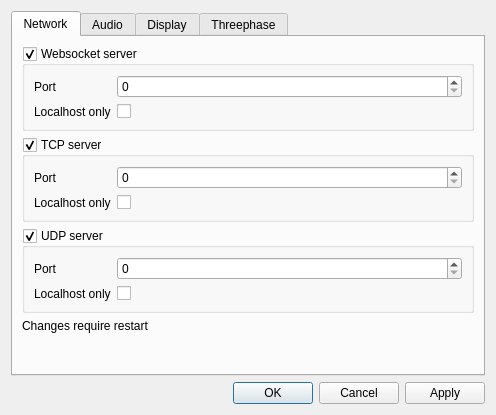
diglet48/restim, file designer/preferencesdialog.ui: the form before one commit.
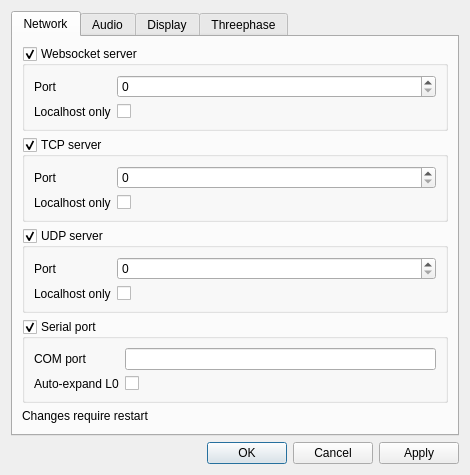
The form after the commit.

Commit message: Add serial tcode input

What changed in the file:
```diff
--- a/designer/preferencesdialog.ui
+++ b/designer/preferencesdialog.ui
@@ -6,8 +6,8 @@
    <rect>
     <x>0</x>
     <y>0</y>
-    <width>496</width>
-    <height>387</height>
+    <width>466</width>
+    <height>429</height>
    </rect>
   </property>
   <property name="windowTitle">
@@ -153,6 +153,42 @@
          </layout>
         </widget>
        </item>
+       <item>
+        <widget class="QGroupBox" name="gb_serial">
+         <property name="title">
+          <string>Serial port</string>
+         </property>
+         <property name="checkable">
+          <bool>true</bool>
+         </property>
+         <layout class="QFormLayout" name="formLayout_6">
+          <item row="0" column="0">
+           <widget class="QLabel" name="label_23">
+            <property name="text">
+             <string>COM port</string>
+            </property>
+           </widget>
+          </item>
+          <item row="1" column="0">
+           <widget class="QLabel" name="label_24">
+            <property name="text">
+             <string>Auto-expand L0</string>
+            </property>
+           </widget>
+          </item>
+          <item row="1" column="1">
+           <widget class="QCheckBox" name="serial_auto_expand">
+            <property name="text">
+             <string/>
+            </property>
+           </widget>
+          </item>
+          <item row="0" column="1">
+           <widget class="QLineEdit" name="serial_port"/>
+          </item>
+         </layout>
+        </widget>
+       </item>
        <item>
         <widget class="QLabel" name="label_12">
          <property name="text">
```
The commit also changes 5 other files.
